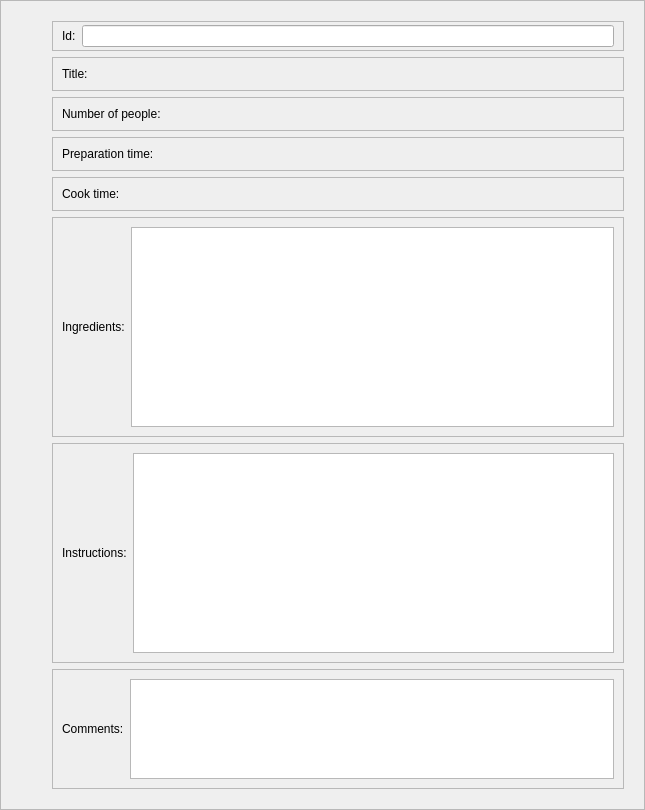
Above: weboob/applications/qcookboob/ui/recipe.ui from laurentb/weboob before the change. Below: the same form after it.
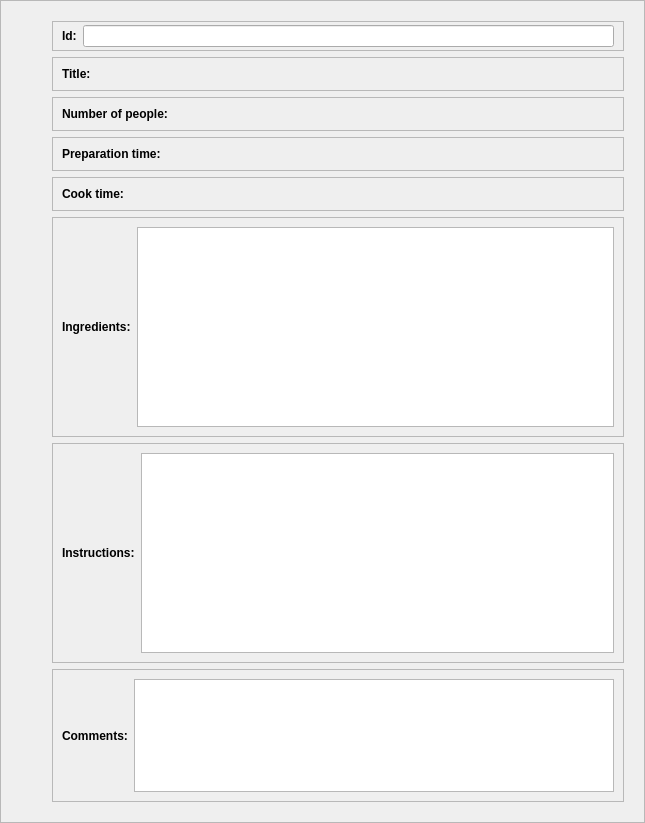
That is the form after the change.

Commit message: [qcookboob] cosmetics

What changed in the file:
```diff
--- a/weboob/applications/qcookboob/ui/recipe.ui
+++ b/weboob/applications/qcookboob/ui/recipe.ui
@@ -7,7 +7,7 @@
     <x>0</x>
     <y>0</y>
     <width>645</width>
-    <height>600</height>
+    <height>823</height>
    </rect>
   </property>
   <property name="sizePolicy">
@@ -95,6 +95,12 @@
          </property>
          <item>
           <widget class="QLabel" name="label_9">
+           <property name="font">
+            <font>
+             <weight>75</weight>
+             <bold>true</bold>
+            </font>
+           </property>
            <property name="text">
             <string>Id:</string>
            </property>
@@ -130,6 +136,12 @@
         <layout class="QHBoxLayout" name="horizontalLayout_9">
          <item>
           <widget class="QLabel" name="label_7">
+           <property name="font">
+            <font>
+             <weight>75</weight>
+             <bold>true</bold>
+            </font>
+           </property>
            <property name="text">
             <string>Title:</string>
            </property>
@@ -162,6 +174,12 @@
         <layout class="QHBoxLayout" name="horizontalLayout_2">
          <item>
           <widget class="QLabel" name="label_3">
+           <property name="font">
+            <font>
+             <weight>75</weight>
+             <bold>true</bold>
+            </font>
+           </property>
            <property name="text">
             <string>Number of people:</string>
            </property>
@@ -194,6 +212,12 @@
         <layout class="QHBoxLayout" name="horizontalLayout_6">
          <item>
           <widget class="QLabel" name="label_4">
+           <property name="font">
+            <font>
+             <weight>75</weight>
+             <bold>true</bold>
+            </font>
+           </property>
            <property name="text">
             <string>Preparation time:</string>
            </property>
@@ -226,6 +250,12 @@
         <layout class="QHBoxLayout" name="horizontalLayout_7">
          <item>
           <widget class="QLabel" name="label_5">
+           <property name="font">
+            <font>
+             <weight>75</weight>
+             <bold>true</bold>
+            </font>
+           </property>
            <property name="text">
             <string>Cook time:</string>
            </property>
@@ -264,6 +294,12 @@
         <layout class="QHBoxLayout" name="horizontalLayout_5">
          <item>
           <widget class="QLabel" name="label_2">
+           <property name="font">
+            <font>
+             <weight>75</weight>
+             <bold>true</bold>
+            </font>
+           </property>
            <property name="text">
             <string>Ingredients:</string>
            </property>
@@ -314,6 +350,12 @@
              <height>16777215</height>
             </size>
            </property>
+           <property name="font">
+            <font>
+             <weight>75</weight>
+             <bold>true</bold>
+            </font>
+           </property>
            <property name="text">
             <string>Instructions:</string>
            </property>
@@ -358,6 +400,12 @@
         <layout class="QHBoxLayout" name="horizontalLayout_12">
          <item>
           <widget class="QLabel" name="label_8">
+           <property name="font">
+            <font>
+             <weight>75</weight>
+             <bold>true</bold>
+            </font>
+           </property>
            <property name="text">
             <string>Comments:</string>
            </property>
```
The commit also changes 1 other file.
